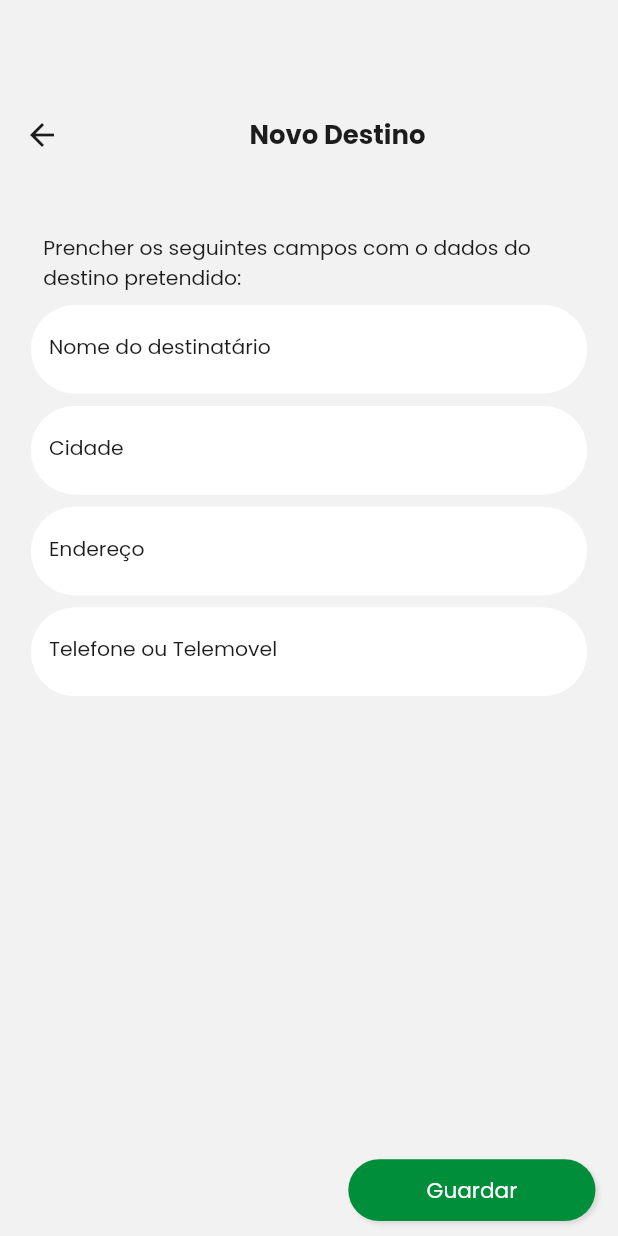
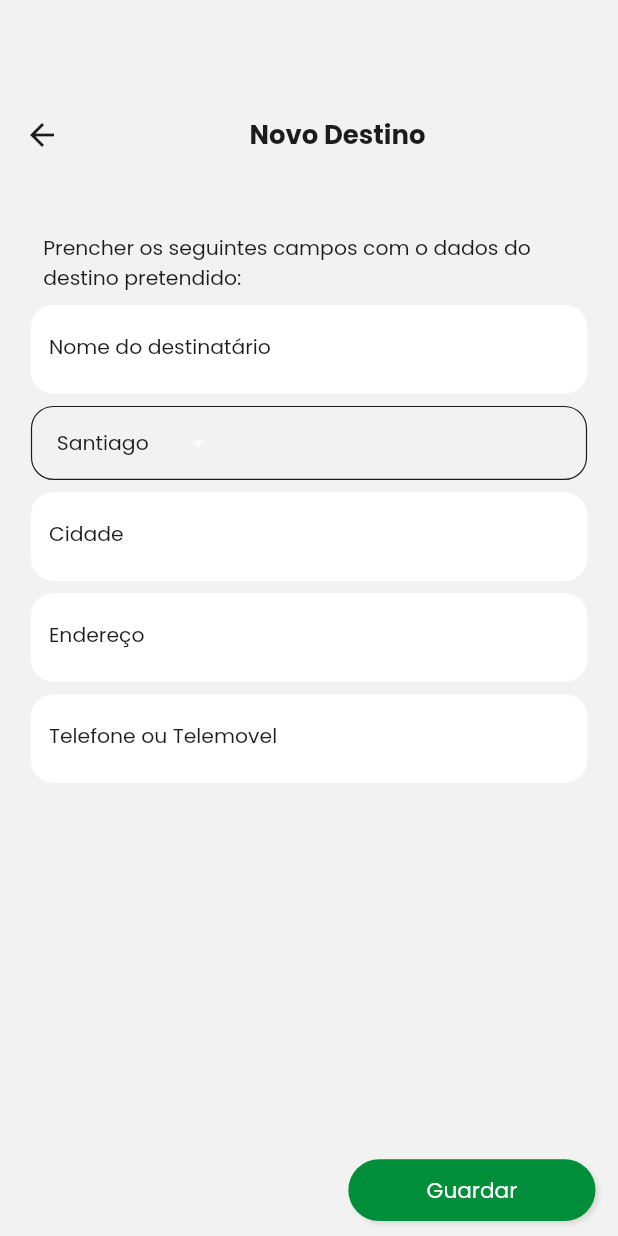
Before and after one commit to JuniorDiasDD/MandaBaiApp, a Flutter app: the NewDestination screen opened by its route, on a phone screen of 412 x 824 dp. Run offline on Flutter 3.47's test engine with Material 2 defaults, Android fonts, the light colour scheme and no system bars; our stand-ins replace carousel_slider, dropdown_search, flex_color_scheme, flutter_pw_validator, flutter_rating_bar, flutter_signin_button and 5 more; missing offline and left inert: dart:ffi, flutter_onboarding_screen, flutter_session; accounts and stored records are empty; network calls fail.

Commit message:
location

```diff
--- a/lib/Model/location.dart
+++ b/lib/Model/location.dart
@@ -1,4 +1,37 @@
+import 'dart:convert';
+
 class Location{
   String name,island,city,endereco,phone;
-  Location({required this.name,required this.island,required this.city,required this.endereco,required this.phone});
+  int id;
+  Location({required this.id,required this.name,required this.island,required this.city,required this.endereco,required this.phone});
+   factory Location.fromJson(Map<String, dynamic> jsonData) {
+    return Location(
+      id: jsonData['id'],
+      name: jsonData['name'],
+      island: jsonData['island'],
+      city: jsonData['city'],
+      endereco: jsonData['endereco'],
+       phone: jsonData['phone'],
+    );
+  }
+  static Map<String, dynamic> toMap(Location item) => {
+        'id': item.id,
+        'name':item.name,
+        'island':item.island,
+        'city':item.city,
+        'endereco':item.endereco,
+        'phone':item.phone,
+
+      };
+
+  static String encode(List<Location> items) => json.encode(
+        items
+            .map<Map<String, dynamic>>((item) => Location.toMap(item))
+            .toList(),
+      );
+
+  static List<Location> decode(String location) =>
+      (json.decode(location) as List<dynamic>)
+          .map<Location>((item) => Location.fromJson(item))
+          .toList();
 }
--- a/lib/UI/home/pages/start_page.dart
+++ b/lib/UI/home/pages/start_page.dart
@@ -75,7 +75,7 @@ class _StartPageState extends State<StartPage> {
     super.initState();
     validateMoney();
     validateLanguage();
-     validateDados();
+    validateDados();
   }
 
   @override
--- a/lib/UI/location_destination/page/new_destination.dart
+++ b/lib/UI/location_destination/page/new_destination.dart
@@ -1,7 +1,9 @@
 import 'package:flutter/material.dart';
 import 'package:get/get.dart';
+import 'package:manda_bai/Controller/request.dart';
 import 'package:manda_bai/Core/app_colors.dart';
 import 'package:manda_bai/Core/app_fonts.dart';
+import 'package:manda_bai/Model/location.dart';
 
 class NewDestination extends StatefulWidget {
   const NewDestination({Key? key}) : super(key: key);
@@ -16,16 +18,39 @@ class _NewDestinationState extends State<NewDestination> {
   final input_cidade = TextEditingController();
   final input_endereco = TextEditingController();
   final input_tel = TextEditingController();
-  final input_info = TextEditingController();
-  final input_ilha = TextEditingController();
+
+  String dropdownValue = 'Santiago';
+  List<String> list_island = [
+    'Santo Antão',
+    'São Vicente',
+    'São Nicolau',
+    'Sal',
+    'Boavista',
+    'Maio',
+    'Santiago',
+    'Fogo',
+    'Brava',
+  ];
   Future<void> validateAndSave() async {
     final FormState? form = _formKey.currentState;
     if (form!.validate()) {
+      Location novo = new Location(
+          id: 1,
+          name: input_nome.text,
+          city: input_cidade.text,
+          endereco: input_endereco.text,
+          island: dropdownValue,
+          phone: input_tel.text);
+      bool check = await ServiceRequest.addLocation(novo);
+      if (check == true) {
+        Navigator.pushReplacementNamed(context, '/Destination');
+      }
       print('Form is valid');
     } else {
       print('Form is invalid');
     }
   }
+
   @override
   Widget build(BuildContext context) {
     return Scaffold(
@@ -92,13 +117,58 @@ class _NewDestinationState extends State<NewDestination> {
                           filled: true,
                           fillColor: Theme.of(context).backgroundColor,
                           border: OutlineInputBorder(
-                            borderRadius: new BorderRadius.circular(35.0),
+                            borderRadius: new BorderRadius.circular(15.0),
                             borderSide:
                                 new BorderSide(color: Colors.red, width: 2.0),
                           ),
                         ),
                         validator: (value) =>
                             value!.isEmpty ? 'Insira o nome' : null,
+                      ),
+                    ),
+                    SizedBox(height: Get.height * 0.01),
+                    Container(
+                      width: Get.width,
+                      height: Get.height * 0.06,
+                      padding: EdgeInsets.only(
+                        left: Get.width * 0.04,
+                        right: Get.width * 0.04,
+                      ),
+                      decoration: BoxDecoration(
+                        borderRadius: BorderRadius.circular(15.0),
+                        border: Border.all(
+                            color: Theme.of(context).indicatorColor,
+                            style: BorderStyle.solid,
+                            width: 0.80),
+                      ),
+                      child: DropdownButton<String>(
+                        value: dropdownValue,
+                        icon: const Icon(
+                          Icons.arrow_drop_down,
+                        ),
+                        iconSize: Get.width * 0.05,
+                        elevation: 16,
+                        style: Theme.of(context).textTheme.headline4,
+                        borderRadius: BorderRadius.circular(15.0),
+                        underline: Container(
+                          height: 0,
+                          color: Colors.transparent,
+                        ),
+                        onChanged: (String? newValue) {
+                          setState(() {
+                            dropdownValue = newValue!;
+                          });
+                        },
+                        items: list_island
+                            .map<DropdownMenuItem<String>>((String value) {
+                          return DropdownMenuItem<String>(
+                            value: value,
+                            child: Text(
+                              value,
+                              style: Theme.of(context).textTheme.headline4,
+                            ),
+                          );
+                        }).toList(),
                       ),
                     ),
                     SizedBox(height: Get.height * 0.01),
@@ -113,7 +183,7 @@ class _NewDestinationState extends State<NewDestination> {
                           filled: true,
                           fillColor: Theme.of(context).backgroundColor,
                           border: OutlineInputBorder(
-                            borderRadius: new BorderRadius.circular(35.0),
+                            borderRadius: new BorderRadius.circular(15.0),
                             borderSide: new BorderSide(),
                           ),
                         ),
@@ -133,7 +203,7 @@ class _NewDestinationState extends State<NewDestination> {
                           filled: true,
                           fillColor: Theme.of(context).backgroundColor,
                           border: OutlineInputBorder(
-                            borderRadius: new BorderRadius.circular(35.0),
+                            borderRadius: new BorderRadius.circular(15.0),
                             borderSide: new BorderSide(),
                           ),
                         ),
@@ -154,7 +224,7 @@ class _NewDestinationState extends State<NewDestination> {
                           filled: true,
                           fillColor: Theme.of(context).backgroundColor,
                           border: OutlineInputBorder(
-                            borderRadius: new BorderRadius.circular(35.0),
+                            borderRadius: new BorderRadius.circular(15.0),
                             borderSide: new BorderSide(
                               color: Colors.red,
                             ),
@@ -164,7 +234,6 @@ class _NewDestinationState extends State<NewDestination> {
                             value!.isEmpty ? 'Insira o número' : null,
                       ),
                     ),
-
                   ],
                 ),
               ),
@@ -206,10 +275,9 @@ class _NewDestinationState extends State<NewDestination> {
                         fontSize: Get.width * 0.035,
                         color: Colors.white),
                   ),
-                onPressed:(){
+                  onPressed: () {
                     validateAndSave();
-                }
-              ),
+                  }),
             ),
           ),
         ],
--- a/lib/main.dart
+++ b/lib/main.dart
@@ -1,5 +1,6 @@
 import 'package:flex_color_scheme/flex_color_scheme.dart';
 import 'package:flutter/material.dart';
+import 'package:manda_bai/UI/location_destination/page/destination_page.dart';
 
 import 'Core/app_themes.dart';
 import 'UI/authention/pages/login_page.dart';
@@ -36,6 +37,7 @@ class App extends StatelessWidget {
         '/home': (context) => HomePage(index:0),
        //// '/solicitacao': (context) => PageSolicitacao(),
        '/newDestination': (context) => NewDestination(),
+         '/Destination': (context) => Destination_Page(),
        // '/servicos': (context) => PageServicos(),
        // '/restaurePassword': (context) => PageRestaurePassword(),
        //  '/ativar': (context)=>PageAtivacaoCategoria(),
```
Also changed, not shown: lib/Controller/request.dart (+86 -1 lines), lib/UI/cart/pages/cart_page.dart (+37 -15 lines), lib/UI/location_destination/components/item_location.dart (+15 -9 lines), lib/UI/location_destination/page/destination_page.dart (+12 -12 lines). Lines whose indentation alone changed are shown as unchanged.
